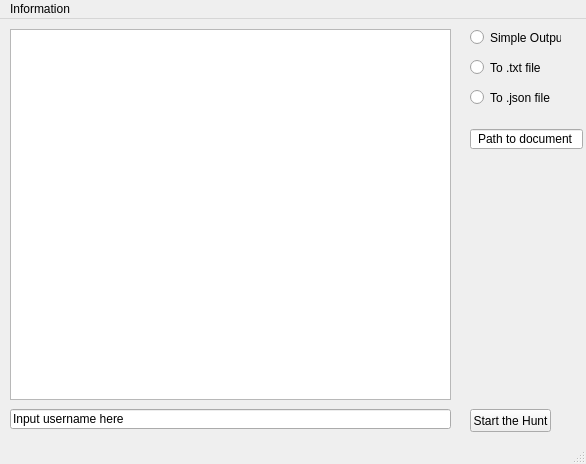
PanickingLynx/LookupPy, file akumapy.ui: the form before one commit.
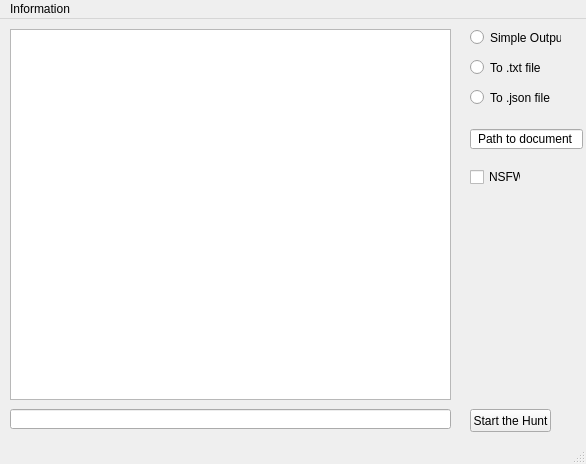
The form after the commit.

Commit message: Added full GUI Support in Beta Phase

```diff
--- a/akumapy.ui
+++ b/akumapy.ui
@@ -75,8 +75,11 @@
       <height>20</height>
      </rect>
     </property>
+    <property name="inputMask">
+     <string/>
+    </property>
     <property name="text">
-     <string>Input username here</string>
+     <string/>
     </property>
    </widget>
    <widget class="QPushButton" name="go">
@@ -111,6 +114,19 @@
      <set>Qt::AlignCenter</set>
     </property>
    </widget>
+   <widget class="QCheckBox" name="checkNSFWService">
+    <property name="geometry">
+     <rect>
+      <x>470</x>
+      <y>150</y>
+      <width>51</width>
+      <height>16</height>
+     </rect>
+    </property>
+    <property name="text">
+     <string>NSFW</string>
+    </property>
+   </widget>
   </widget>
   <widget class="QMenuBar" name="menubar">
    <property name="geometry">
```
The commit also changes 2 other files.
